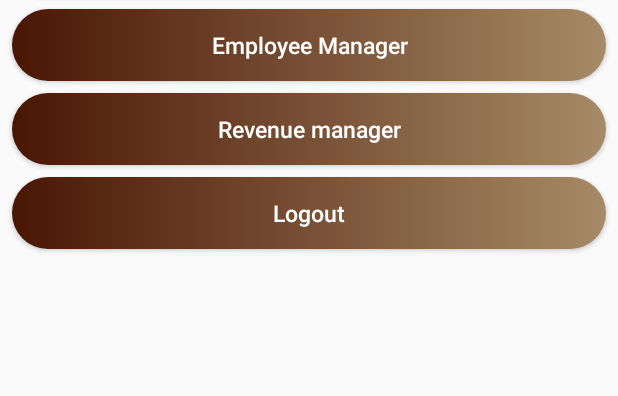
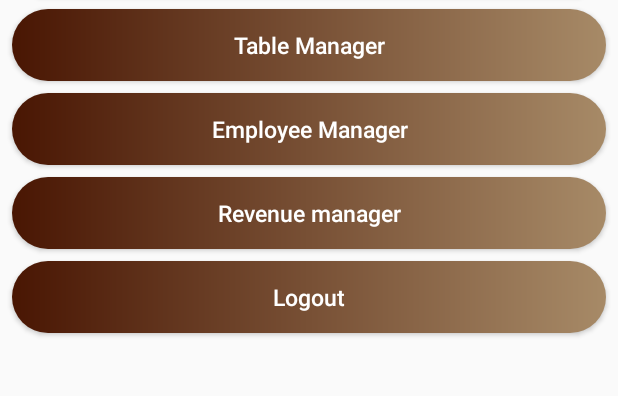
Before and after one commit to doananhtuan22111996/CoffeeManager, an Android app: the MainManagerActivity screen opened directly, with no data from a screen before it, on a phone screen of 412 x 824 dp, the part 330-726 px from its top. Run offline under Robolectric (Android 15) with nearby library versions, the phone set to English and light mode, and no system bars; our stand-ins replace ButterKnife, Firebase (no records; nobody signed in at launch, a user with empty details on screens opened directly); libraries missing offline, so code that uses them is left out: com.firebase.ui.

Commit message:
table manager

```diff
--- a/app/src/main/AndroidManifest.xml
+++ b/app/src/main/AndroidManifest.xml
@@ -52,6 +52,7 @@
         <activity
             android:name=".feature.featureBartender.OrderDetail.OrderDetailBartenderActivity"
             android:parentActivityName=".feature.featureBartender.OrderBartenderActivity" />
+        <activity android:name=".feature.featureManager.tableManager.TableManagerActivity"></activity>
     </application>
 
 </manifest>
--- a/app/src/main/java/com/tuan/coffeemanager/feature/featureManager/main/MainManagerActivity.java
+++ b/app/src/main/java/com/tuan/coffeemanager/feature/featureManager/main/MainManagerActivity.java
@@ -16,6 +16,7 @@ import com.tuan.coffeemanager.feature.featureManager.coffeeManage.CoffeeManagerA
 import com.tuan.coffeemanager.feature.featureManager.employeeManager.EmployeeManagerActivity;
 import com.tuan.coffeemanager.feature.featureManager.revenue.RevenueManagerActivity;
 import com.tuan.coffeemanager.feature.featureManager.signup.SignUpActivity;
+import com.tuan.coffeemanager.feature.featureManager.tableManager.TableManagerActivity;
 import com.tuan.coffeemanager.feature.main.MainActivity;
 import com.tuan.coffeemanager.interactor.FirebaseDataApp;
 import com.tuan.coffeemanager.sharepref.DataUtil;
@@ -40,6 +41,10 @@ public class MainManagerActivity extends AppCompatActivity implements View.OnCli
     Button btnLogout;
     @BindView(R.id.btnCoffeeManager)
     Button btnCoffeeManager;
+    @BindView(R.id.ivCoffee)
+    ImageView ivCoffee;
+    @BindView(R.id.btnTableManager)
+    Button btnTableManager;
 
     @Override
     protected void onCreate(Bundle savedInstanceState) {
@@ -57,6 +62,7 @@ public class MainManagerActivity extends AppCompatActivity implements View.OnCli
         btnSignUpEmployee.setOnClickListener(this);
         btnRevenueManager.setOnClickListener(this);
         btnCoffeeManager.setOnClickListener(this);
+        btnTableManager.setOnClickListener(this);
     }
 
     @Override
@@ -98,6 +104,10 @@ public class MainManagerActivity extends AppCompatActivity implements View.OnCli
                 startActivity(new Intent(this, CoffeeManagerActivity.class));
                 break;
             }
+            case R.id.btnTableManager: {
+                startActivity(new Intent(this, TableManagerActivity.class));
+                break;
+            }
         }
     }
 
--- a/app/src/main/java/com/tuan/coffeemanager/feature/main/fragment/SignInFragment.java
+++ b/app/src/main/java/com/tuan/coffeemanager/feature/main/fragment/SignInFragment.java
@@ -15,6 +15,7 @@ import android.widget.Toast;
 
 import com.tuan.coffeemanager.R;
 import com.tuan.coffeemanager.feature.coffee.CoffeeActivity;
+import com.tuan.coffeemanager.feature.featureBartender.OrderBartenderActivity;
 import com.tuan.coffeemanager.feature.featureManager.main.MainManagerActivity;
 import com.tuan.coffeemanager.feature.main.reset.ResetPasswordActivity;
 import com.tuan.coffeemanager.feature.main.fragment.presenter.SignInPresenter;
@@ -116,6 +117,9 @@ public class SignInFragment extends Fragment implements ViewListener.ViewSignInL
         if (user.getPosition().equals("employee")) {
             startActivity(new Intent(getActivity(), CoffeeActivity.class));
             Objects.requireNonNull(getActivity()).finish();
+        } else if (user.getPosition().equals("bartender")) {
+            startActivity(new Intent(getActivity(), OrderBartenderActivity.class));
+            Objects.requireNonNull(getActivity()).finish();
         } else {
             startActivity(new Intent(getActivity(), MainManagerActivity.class));
             Objects.requireNonNull(getActivity()).finish();
--- a/app/src/main/res/layout/activity_main_manager.xml
+++ b/app/src/main/res/layout/activity_main_manager.xml
@@ -70,6 +70,22 @@
             app:layout_constraintTop_toBottomOf="@id/btnSignUpEmployee" />
 
         <Button
+            android:id="@+id/btnTableManager"
+            android:layout_width="0dp"
+            android:layout_height="wrap_content"
+            android:layout_marginEnd="8dp"
+            android:layout_marginStart="8dp"
+            android:layout_marginTop="8dp"
+            android:background="@drawable/btn_background_shape"
+            android:text="@string/table_manager"
+            android:textAllCaps="false"
+            android:textColor="@color/white"
+            android:textSize="15sp"
+            app:layout_constraintEnd_toEndOf="parent"
+            app:layout_constraintStart_toStartOf="parent"
+            app:layout_constraintTop_toBottomOf="@id/btnCoffeeManager" />
+
+        <Button
             android:id="@+id/btnManagerEmployee"
             android:layout_width="0dp"
             android:layout_height="wrap_content"
@@ -83,7 +99,7 @@
             android:textSize="15sp"
             app:layout_constraintEnd_toEndOf="parent"
             app:layout_constraintStart_toStartOf="parent"
-            app:layout_constraintTop_toBottomOf="@id/btnCoffeeManager" />
+            app:layout_constraintTop_toBottomOf="@id/btnTableManager" />
 
         <Button
             android:id="@+id/btnRevenueManager"
--- a/app/src/main/res/values/strings.xml
+++ b/app/src/main/res/values/strings.xml
@@ -88,6 +88,7 @@
     <string name="text_reset_password_title">Reset Password</string>
     <string name="text_message_reset_success">Reset is success</string>
     <string name="text_order_bartender">Order Bartender</string>
+    <string name="table_manager">Table Manager</string>
     <string-array name="position">
         <item>employee</item>
         <item>manager</item>
```
Also changed, not shown: app/src/main/java/com/tuan/coffeemanager/feature/coffee/fragment/view/MenuFragment.java (+7 -0 lines), app/src/main/java/com/tuan/coffeemanager/feature/coffee/fragment/view/TableFragment.java (+7 -0 lines), app/src/main/java/com/tuan/coffeemanager/feature/featureManager/tableManager/TableManagerActivity.java (added, +106 -0 lines), app/src/main/java/com/tuan/coffeemanager/feature/featureManager/tableManager/adapter/TableManagerAdapter.java (added, +61 -0 lines), app/src/main/java/com/tuan/coffeemanager/feature/featureManager/tableManager/presenter/TableManagerPresenter.java (added, +60 -0 lines), app/src/main/java/com/tuan/coffeemanager/interactor/FirebasePostDataApp.java (+24 -0 lines), app/src/main/res/layout/activity_table_manager.xml (added, +25 -0 lines).
